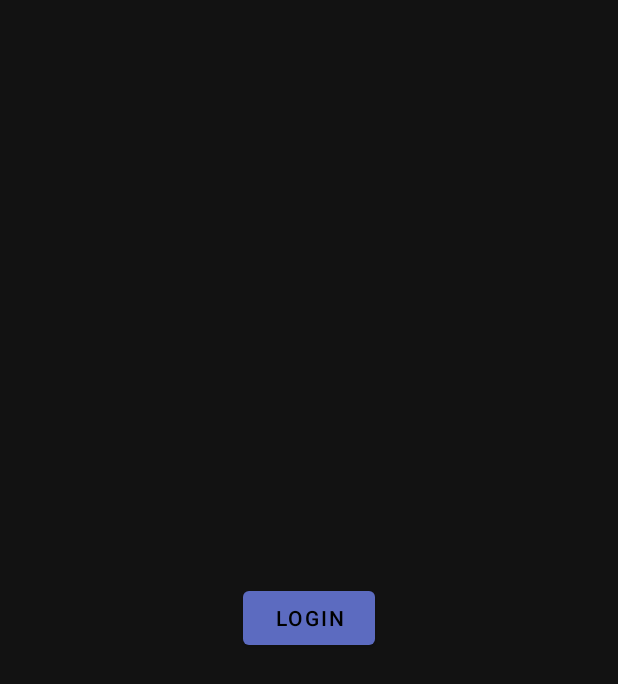
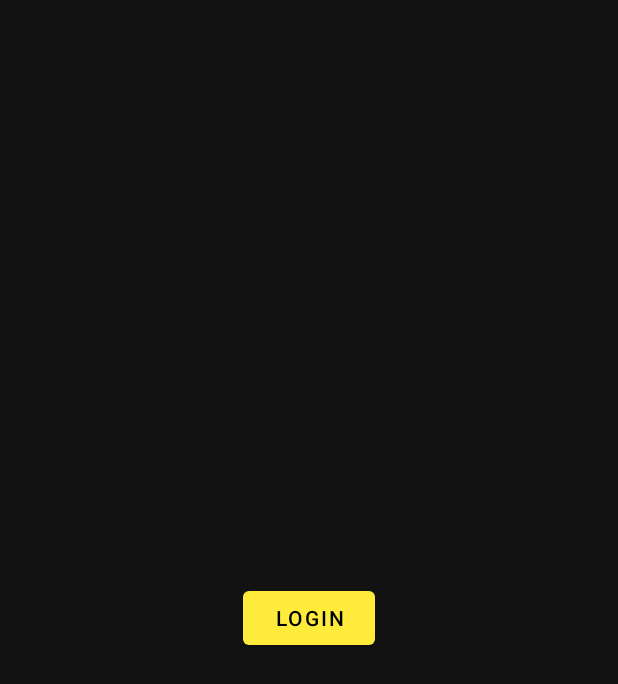
Before and after one commit to reconquest/carcosa-android, an Android app: the screen it shows after launch (LoginActivity), on a phone screen of 412 x 824 dp. Shown: the top 684 px of the screen. Run offline under Robolectric (Android 15) with nearby library versions, the phone set to English and light mode, and no system bars; libraries missing offline, so code that uses them is left out: co.infinum.goldfinger, com.bugsnag.android; 3 statements that could not run were skipped.

Commit message:
use yellow color as primary

```diff
--- a/src/main/java/io/reconquest/carcosa/MainActivity.java
+++ b/src/main/java/io/reconquest/carcosa/MainActivity.java
@@ -63,7 +63,8 @@ public class MainActivity extends AppCompatActivity implements Lister {
     setContentView(R.layout.main);
 
     Toolbar toolbar = (Toolbar) findViewById(R.id.toolbar_main);
-    toolbar.setSubtitle("secrets");
+    toolbar.setTitle("Secrets");
+    // toolbar.setSubtitle("secrets");
     setSupportActionBar(toolbar);
 
     bindSearch();
--- a/src/main/java/io/reconquest/carcosa/RepoActivity.java
+++ b/src/main/java/io/reconquest/carcosa/RepoActivity.java
@@ -84,8 +84,6 @@ public class RepoActivity extends AppCompatActivity {
       repo = new Repo();
     }
 
-    // ((Spinner) findViewById(R.id.repo_protocol)).setOnItemSelectedListener(new ProtocolSelect());
-
     ((RadioGroup) findViewById(R.id.repo_protocol))
         .setOnCheckedChangeListener(new ProtocolSelect());
 
@@ -129,7 +127,7 @@ public class RepoActivity extends AppCompatActivity {
         });
 
     Toolbar toolbar = (Toolbar) findViewById(R.id.toolbar_repo);
-    toolbar.setSubtitle("add repository");
+    toolbar.setTitle("Add Repository");
     setSupportActionBar(toolbar);
     getSupportActionBar().setDisplayHomeAsUpEnabled(true);
   }
--- a/src/main/res/layout/main.xml
+++ b/src/main/res/layout/main.xml
@@ -13,10 +13,8 @@
             android:id="@+id/toolbar_main"
             android:layout_width="fill_parent"
             android:layout_height="?attr/actionBarSize"
-            android:background="?attr/colorPrimary"
+            app:theme="@style/ToolBar"
             android:elevation="4dp"
-            android:theme="@style/ThemeOverlay.AppCompat.ActionBar"
-            app:popupTheme="@style/ThemeOverlay.AppCompat"
         />
 
     <com.google.android.material.textfield.TextInputEditText
--- a/src/main/res/menu/toolbar_main.xml
+++ b/src/main/res/menu/toolbar_main.xml
@@ -5,6 +5,7 @@
     <item
         android:id="@+id/toolbar_main_action_sync"
         android:icon="@drawable/ic_refresh_24dp"
+        android:tint="#000000"
         android:title="Sync"
         app:showAsAction="ifRoom"/>
 
@@ -14,9 +15,4 @@
         android:title="Add Repo"
         app:showAsAction="ifRoom"/>
 
-    <!--[> Settings, should always be in the overflow <]-->
-    <!--<item android:id="@+id/action_settings"-->
-    <!--      android:title="Settings"-->
-    <!--      app:showAsAction="never"/>-->
-
 </menu>
--- a/src/main/res/values/theme.xml
+++ b/src/main/res/values/theme.xml
@@ -3,11 +3,17 @@
     <style name="Carcosa" parent="Theme.MaterialComponents">
         <item name="windowActionBar">false</item>
         <item name="windowNoTitle">true</item>
-        <item name="colorPrimary">#5c6bc0</item>
-        <item name="colorPrimaryVariant">#26418f</item>
+        <item name="colorPrimary">#ffeb3b</item>
+        <item name="colorPrimaryVariant">#ffff72</item>
         <item name="colorOnPrimary">#000000</item>
-        <item name="colorSecondary">#9fa8da</item>
-        <item name="colorSecondaryVariant">#d1d9ff</item>
+        <item name="colorSecondary">#f57f17</item>
+        <item name="colorSecondaryVariant">#bc5100</item>
         <item name="colorOnSecondary">#000000</item>
     </style>
+
+    <style name="ToolBar" parent="Theme.MaterialComponents">
+      <item name="android:textColorPrimary">#000000</item>
+      <item name="android:background">#ffeb3b</item>
+      <item name="iconTint">#000000</item>
+    </style>
 </resources>
```
Also changed, not shown: src/main/res/values/styles.xml (+0 -14 lines).
